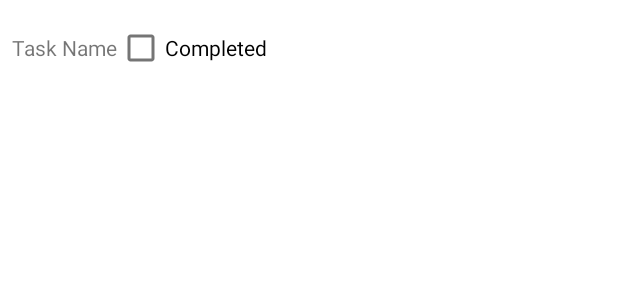
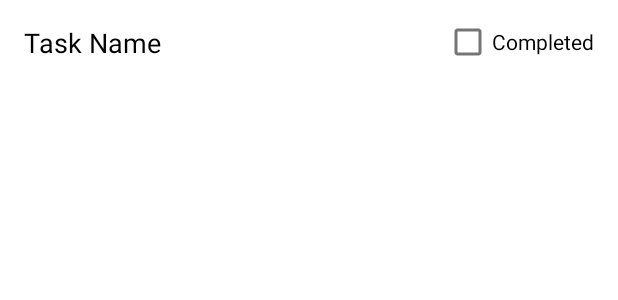
Before and after one commit to jasonn66/CS455-project, an Android app: the layout list_item_task.xml on its own in the app's theme, with its tools: preview values and no code run, on a phone screen of 412 x 824 dp. Shown: the top 300 px of the screen. Run offline under Robolectric (Android 15) with nearby library versions, the phone set to English and light mode, and no system bars.

Commit message:
Setup the DatePickerDialog to communicate with the Task fragment and update the database when the user changes the date. Also updated the task list item from LinearLayout to ConstraintLayout

```diff
--- a/app/src/main/res/layout/list_item_task.xml
+++ b/app/src/main/res/layout/list_item_task.xml
@@ -1,20 +1,34 @@
 <?xml version="1.0" encoding="utf-8"?>
-<LinearLayout xmlns:android="http://schemas.android.com/apk/res/android"
-    android:orientation="horizontal"
+<androidx.constraintlayout.widget.ConstraintLayout xmlns:android="http://schemas.android.com/apk/res/android"
+    xmlns:app="http://schemas.android.com/apk/res-auto"
+    xmlns:tools="http://schemas.android.com/tools"
+    android:id="@+id/linearLayout"
     android:layout_width="match_parent"
-    android:layout_height="wrap_content"
-    android:padding="8dp">
+    android:layout_height="wrap_content">
 
     <TextView
         android:id="@+id/task_name"
-        android:layout_width="wrap_content"
+        android:layout_width="0dp"
         android:layout_height="wrap_content"
-        android:text="Task Name"/>
+        android:layout_marginStart="16dp"
+        android:layout_marginTop="16dp"
+        android:layout_marginEnd="8dp"
+        android:text="Task Name"
+        android:textColor="@android:color/black"
+        android:textSize="18sp"
+        app:layout_constraintEnd_toStartOf="@+id/task_completed"
+        app:layout_constraintStart_toStartOf="parent"
+        app:layout_constraintTop_toTopOf="parent" />
 
     <CheckBox
         android:id="@+id/task_completed"
-        android:layout_width="wrap_content"
+        android:layout_width="0dp"
         android:layout_height="wrap_content"
-        android:text="@string/task_completed_label"/>
+        android:layout_marginTop="4dp"
+        android:layout_marginEnd="16dp"
+        android:text="@string/task_completed_label"
+        app:layout_constraintBottom_toBottomOf="parent"
+        app:layout_constraintEnd_toEndOf="parent"
+        app:layout_constraintTop_toTopOf="parent" />
 
-</LinearLayout>
+</androidx.constraintlayout.widget.ConstraintLayout>
```
Also changed, not shown: app/src/main/java/com/example/taskplanner/DatePickerFragment.kt (+34 -1 lines), app/src/main/java/com/example/taskplanner/TaskFragment.kt (+9 -2 lines).
